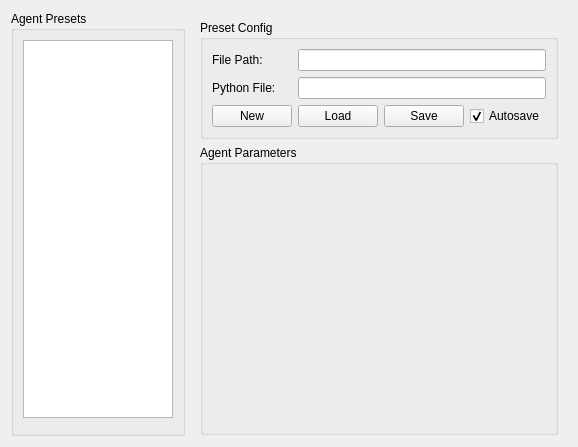
The window that RLBotFramework/gui/qt_gui/agent_customisation_3.ui (RLBot/RLBot) describes before a commit, drawn with Qt 5.
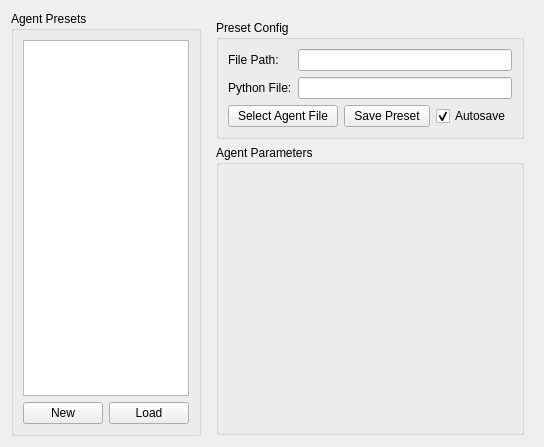
The same window after the commit.

Commit message: agent popup now partially functional

```diff
--- a/RLBotFramework/gui/qt_gui/agent_customisation_3.ui
+++ b/RLBotFramework/gui/qt_gui/agent_customisation_3.ui
@@ -37,25 +37,22 @@
        </widget>
       </item>
       <item>
-       <widget class="QFrame" name="frame">
-        <property name="frameShape">
-         <enum>QFrame::NoFrame</enum>
-        </property>
-        <layout class="QHBoxLayout" name="horizontalLayout_2">
-         <property name="leftMargin">
-          <number>0</number>
-         </property>
-         <property name="topMargin">
-          <number>0</number>
-         </property>
-         <property name="rightMargin">
-          <number>0</number>
-         </property>
-         <property name="bottomMargin">
-          <number>0</number>
-         </property>
-        </layout>
-       </widget>
+       <layout class="QHBoxLayout" name="horizontalLayout_2">
+        <item>
+         <widget class="QPushButton" name="preset_new_pushbutton">
+          <property name="text">
+           <string>New</string>
+          </property>
+         </widget>
+        </item>
+        <item>
+         <widget class="QPushButton" name="preset_load_pushbutton">
+          <property name="text">
+           <string>Load</string>
+          </property>
+         </widget>
+        </item>
+       </layout>
       </item>
      </layout>
     </widget>
@@ -85,9 +82,6 @@
            </property>
           </widget>
          </item>
-         <item row="3" column="1" colspan="3">
-          <widget class="QLineEdit" name="preset_path_lineedit"/>
-         </item>
          <item row="3" column="0">
           <widget class="QLabel" name="label_17">
            <property name="text">
@@ -95,21 +89,10 @@
            </property>
           </widget>
          </item>
-         <item row="7" column="0">
-          <widget class="QPushButton" name="preset_new_pushbutton">
-           <property name="text">
-            <string>New</string>
-           </property>
-          </widget>
+         <item row="6" column="1" colspan="4">
+          <widget class="QLineEdit" name="preset_python_file_lineedit"/>
          </item>
-         <item row="7" column="1">
-          <widget class="QPushButton" name="preset_load_pushbutton">
-           <property name="text">
-            <string>Load</string>
-           </property>
-          </widget>
-         </item>
-         <item row="7" column="3">
+         <item row="7" column="4">
           <widget class="QCheckBox" name="preset_autosave_checkbox">
            <property name="text">
             <string>Autosave</string>
@@ -119,15 +102,22 @@
            </property>
           </widget>
          </item>
-         <item row="7" column="2">
+         <item row="7" column="2" colspan="2">
           <widget class="QPushButton" name="preset_save_pushbutton">
            <property name="text">
-            <string>Save</string>
+            <string>Save Preset</string>
            </property>
           </widget>
          </item>
-         <item row="6" column="1" colspan="3">
-          <widget class="QLineEdit" name="preset_python_file_lineedit"/>
+         <item row="7" column="0" colspan="2">
+          <widget class="QPushButton" name="python_file_select_button">
+           <property name="text">
+            <string>Select Agent File</string>
+           </property>
+          </widget>
+         </item>
+         <item row="3" column="1" colspan="4">
+          <widget class="QLineEdit" name="preset_path_lineedit"/>
          </item>
         </layout>
        </widget>
```
The commit also changes 5 other files.
